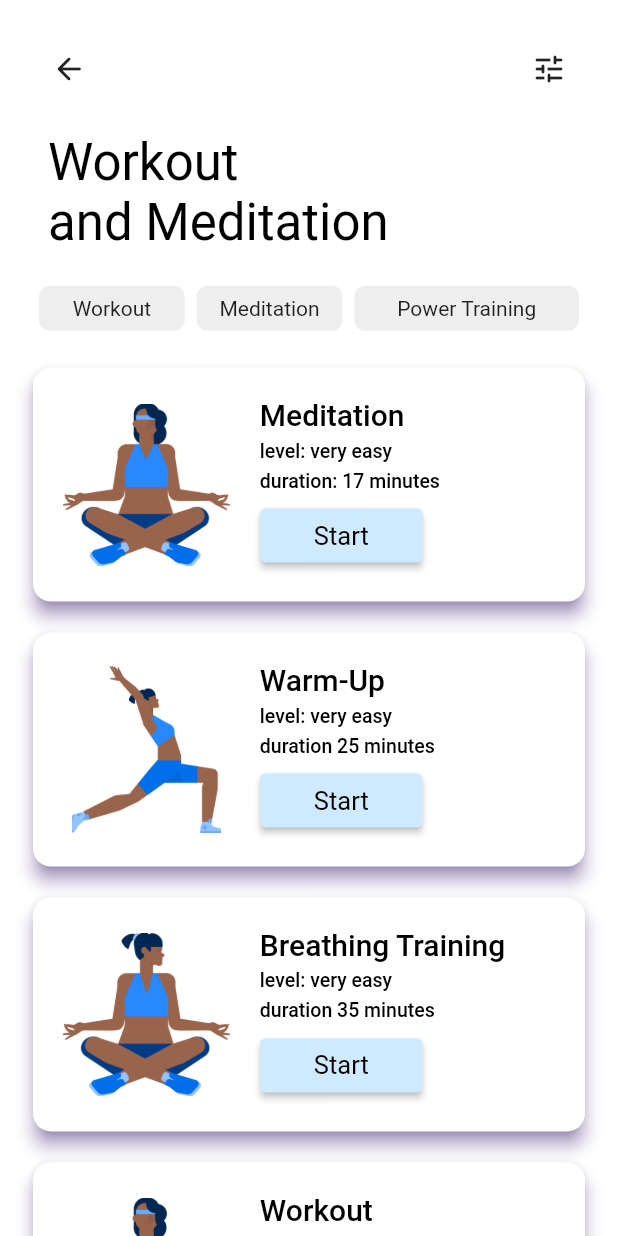
After one commit to anas3a/shoishob, a Flutter app: the WorkOutPage screen opened by its route, on a phone screen of 412 x 824 dp. The commit adds this screen. Run offline on Flutter 3.47's test engine with Material 2 defaults, Android fonts, the phone set to English and light mode, and no system bars; our stand-ins replace animated_bottom_navigation_bar, animated_text_kit, flutter_svg; missing offline and left inert: app_usage.

Commit message:
add workout_page.dart

```diff
--- a/lib/Screens/health_page2.dart
+++ b/lib/Screens/health_page2.dart
@@ -22,7 +22,6 @@ class _HealthPage2State extends State<HealthPage2> {
       for (var info in infoList) {
         sum += (info.usage.inHours);
       }
-      print(sum);
       setState(() {
         usage = sum;
       });
@@ -71,7 +70,7 @@ class _HealthPage2State extends State<HealthPage2> {
                     Spacer(),
                     IconButton(
                       onPressed: () {
-                        Navigator.pop(context);
+                        Navigator.pushNamed(context, '/workout_page');
                       },
                       icon: const Icon(Icons.self_improvement_rounded, size: 40, color: Colors.deepPurple,),
                     ),
--- /dev/null
+++ b/lib/Screens/workout_page.dart
@@ -0,0 +1,470 @@
+import 'package:flutter/material.dart';
+
+class WorkOutPage extends StatefulWidget {
+  const WorkOutPage({Key? key}) : super(key: key);
+
+  @override
+  State<WorkOutPage> createState() => _WorkOutPageState();
+}
+
+class _WorkOutPageState extends State<WorkOutPage> {
+  @override
+  Widget build(BuildContext context) {
+    var size = MediaQuery.of(context).size;
+
+    bool isOrientationLandscape() {
+      return size.width > size.height;
+    }
+
+    return Scaffold(
+      backgroundColor: Colors.white,
+      body: SingleChildScrollView(
+        child: Padding(
+          padding: const EdgeInsets.all(22.0),
+          child: SafeArea(
+            child: Column(
+              crossAxisAlignment: CrossAxisAlignment.start,
+              children: [
+                Row(
+                  children: [
+                    IconButton(
+                      onPressed: () {
+                        Navigator.pop(context);
+                      },
+                      icon: const Icon(Icons.arrow_back_rounded),
+                    ),
+                    Spacer(),
+                    IconButton(
+                      onPressed: () {},
+                      icon: const Icon(Icons.tune_rounded),
+                    ),
+                  ],
+                ),
+                SizedBox(
+                  height: !isOrientationLandscape()
+                      ? size.width * .02
+                      : size.height * .02,
+                ),
+                Padding(
+                  padding: EdgeInsets.all(10),
+                  child: Text(
+                    'Workout\nand Meditation',
+                    style: TextStyle(
+                      fontSize: 34,
+                      color: Colors.black,
+                    ),
+                  ),
+                ),
+                SizedBox(
+                  height: !isOrientationLandscape()
+                      ? size.width * .02
+                      : size.height * .02,
+                ),
+                Row(
+                  crossAxisAlignment: CrossAxisAlignment.center,
+                  children: [
+                    Expanded(
+                      flex: 2,
+                      child: Card(
+                        elevation: 0,
+                        color: const Color(0x11000000),
+                        shape: RoundedRectangleBorder(
+                          borderRadius: BorderRadius.circular(7),
+                        ),
+                        child: Padding(
+                            padding: const EdgeInsets.symmetric(
+                                horizontal: 11.0, vertical: 7),
+                            child: Center(child: Text('Workout'))),
+                      ),
+                    ),
+                    Expanded(
+                      flex: 2,
+                      child: Card(
+                        elevation: 0,
+                        color: const Color(0x11000000),
+                        shape: RoundedRectangleBorder(
+                          borderRadius: BorderRadius.circular(7),
+                        ),
+                        child: Padding(
+                            padding: const EdgeInsets.symmetric(
+                                horizontal: 11.0, vertical: 7),
+                            child: Center(child: Text('Meditation'))),
+                      ),
+                    ),
+                    Expanded(
+                      flex: 3,
+                      child: Card(
+                        elevation: 0,
+                        color: const Color(0x11000000),
+                        shape: RoundedRectangleBorder(
+                          borderRadius: BorderRadius.circular(7),
+                        ),
+                        child: Padding(
+                            padding: const EdgeInsets.symmetric(
+                                horizontal: 11.0, vertical: 7),
+                            child: Center(child: Text('Power Training'))),
+                      ),
+                    ),
+                  ],
+                ),
+                SizedBox(
+                  height: !isOrientationLandscape()
+                      ? size.width * 0.05
+                      : size.height * 0.05,
+                ),
+                Material(
+                  elevation: 5,
+                  shadowColor: Colors.deepPurple,
+                  borderRadius: BorderRadius.circular(12),
+                  color: Colors.white,
+                  child: InkWell(
+                    onTap: () {},
+                    child: Padding(
+                      padding: const EdgeInsets.all(20),
+                      child: Row(
+                        children: [
+                          Image.asset(
+                            'assets/images/image9-2.png',
+                            width: !isOrientationLandscape()
+                                ? size.width * .27
+                                : size.height * .30,
+                            height: !isOrientationLandscape()
+                                ? size.width * .27
+                                : size.height * .20,
+                          ),
+                          SizedBox(
+                            width: 20,
+                          ),
+                          Column(
+                              mainAxisAlignment: MainAxisAlignment.start,
+                              crossAxisAlignment: CrossAxisAlignment.start,
+                              children: [
+                                Text(
+                                  'Meditation',
+                                  style: TextStyle(
+                                    fontSize: 20,
+                                    fontWeight: FontWeight.w500,
+                                    color: Colors.black,
+                                  ),
+                                ),
+                                SizedBox(
+                                  height: 5,
+                                ),
+                                Text(
+                                  'level: very easy',
+                                  style: TextStyle(
+                                    fontSize: 13,
+                                    fontWeight: FontWeight.w500,
+                                    color: Colors.black,
+                                  ),
+                                ),
+                                SizedBox(
+                                  height: 5,
+                                ),
+                                Text(
+                                  'duration: 17 minutes',
+                                  style: TextStyle(
+                                    fontSize: 13,
+                                    fontWeight: FontWeight.w500,
+                                    color: Colors.black,
+                                  ),
+                                ),
+                                SizedBox(
+                                  height: 5,
+                                ),
+                                ElevatedButton(
+                                    onPressed: () {},
+                                    style: ElevatedButton.styleFrom(
+                                      backgroundColor: Color(0xFFCFEAFF),
+                                      foregroundColor: Colors.black,
+                                      textStyle: TextStyle(
+                                        fontSize: 17
+                                      )
+                                    ),
+                                    child: Padding(
+                                      padding:
+                                          EdgeInsets.symmetric(horizontal: 20),
+                                      child: Text(
+                                        'Start',
+                                      ),
+                                    ))
+                              ]),
+                        ],
+                      ),
+                    ),
+                  ),
+                ),
+                SizedBox(
+                  height: !isOrientationLandscape()
+                      ? size.width * 0.05
+                      : size.height * 0.05,
+                ),
+                Material(
+                  elevation: 5,
+                  shadowColor: Colors.deepPurple,
+                  borderRadius: BorderRadius.circular(12),
+                  color: Colors.white,
+                  child: InkWell(
+                    onTap: () {},
+                    child: Padding(
+                      padding: const EdgeInsets.all(20),
+                      child: Row(
+                        children: [
+                          Image.asset(
+                            'assets/images/image9-1.png',
+                            width: !isOrientationLandscape()
+                                ? size.width * .27
+                                : size.height * .30,
+                            height: !isOrientationLandscape()
+                                ? size.width * .27
+                                : size.height * .20,
+                          ),
+                          SizedBox(
+                            width: 20,
+                          ),
+                          Column(
+                              mainAxisAlignment: MainAxisAlignment.start,
+                              crossAxisAlignment: CrossAxisAlignment.start,
+                              children: [
+                                Text(
+                                  'Warm-Up',
+                                  style: TextStyle(
+                                    fontSize: 20,
+                                    fontWeight: FontWeight.w500,
+                                    color: Colors.black,
+                                  ),
+                                ),
+                                SizedBox(
+                                  height: 5,
+                                ),
+                                Text(
+                                  'level: very easy',
+                                  style: TextStyle(
+                                    fontSize: 13,
+                                    fontWeight: FontWeight.w500,
+                                    color: Colors.black,
+                                  ),
+                                ),
+                                SizedBox(
+                                  height: 5,
+                                ),
+                                Text(
+                                  'duration 25 minutes',
+                                  style: TextStyle(
+                                    fontSize: 13,
+                                    fontWeight: FontWeight.w500,
+                                    color: Colors.black,
+                                  ),
+                                ),
+                                SizedBox(
+                                  height: 5,
+                                ),
+                                ElevatedButton(
+                                    onPressed: () {},
+                                    style: ElevatedButton.styleFrom(
+                                        backgroundColor: Color(0xFFCFEAFF),
+                                        foregroundColor: Colors.black,
+                                        textStyle: TextStyle(
+                                            fontSize: 17
+                                        )
+                                    ),
+                                    child: Padding(
+                                      padding:
+                                      EdgeInsets.symmetric(horizontal: 20),
+                                      child: Text(
+                                        'Start',
+                                      ),
+                                    ))
+                              ]),
+                        ],
+                      ),
+                    ),
+                  ),
+                ),
+                SizedBox(
+                  height: !isOrientationLandscape()
+                      ? size.width * 0.05
+                      : size.height * 0.05,
+                ),
+                Material(
+                  elevation: 5,
+                  shadowColor: Colors.deepPurple,
+                  borderRadius: BorderRadius.circular(12),
+                  color: Colors.white,
+                  child: InkWell(
+                    onTap: () {},
+                    child: Padding(
+                      padding: const EdgeInsets.all(20),
+                      child: Row(
+                        children: [
+                          Image.asset(
+                            'assets/images/image9.png',
+                            width: !isOrientationLandscape()
+                                ? size.width * .27
+                                : size.height * .30,
+                            height: !isOrientationLandscape()
+                                ? size.width * .27
+                                : size.height * .20,
+                          ),
+                          SizedBox(
+                            width: 20,
+                          ),
+                          Column(
+                              mainAxisAlignment: MainAxisAlignment.start,
+                              crossAxisAlignment: CrossAxisAlignment.start,
+                              children: [
+                                Text(
+                                  'Breathing Training',
+                                  style: TextStyle(
+                                    fontSize: 20,
+                                    fontWeight: FontWeight.w500,
+                                    color: Colors.black,
+                                  ),
+                                ),
+                                SizedBox(
+                                  height: 5,
+                                ),
+                                Text(
+                                  'level: very easy',
+                                  style: TextStyle(
+                                    fontSize: 13,
+                                    fontWeight: FontWeight.w500,
+                                    color: Colors.black,
+                                  ),
+                                ),
+                                SizedBox(
+                                  height: 5,
+                                ),
+                                Text(
+                                  'duration 35 minutes',
+                                  style: TextStyle(
+                                    fontSize: 13,
+                                    fontWeight: FontWeight.w500,
+                                    color: Colors.black,
+                                  ),
+                                ),
+                                SizedBox(
+                                  height: 5,
+                                ),
+                                ElevatedButton(
+                                    onPressed: () {},
+                                    style: ElevatedButton.styleFrom(
+                                        backgroundColor: Color(0xFFCFEAFF),
+                                        foregroundColor: Colors.black,
+                                        textStyle: TextStyle(
+                                            fontSize: 17
+                                        )
+                                    ),
+                                    child: Padding(
+                                      padding:
+                                      EdgeInsets.symmetric(horizontal: 20),
+                                      child: Text(
+                                        'Start',
+                                      ),
+                                    ))
+                              ]),
+                        ],
+                      ),
+                    ),
+                  ),
+                ),
+                SizedBox(
+                  height: !isOrientationLandscape()
+                      ? size.width * 0.05
+                      : size.height * 0.05,
+                ),
+                Material(
+                  elevation: 5,
+                  shadowColor: Colors.deepPurple,
+                  borderRadius: BorderRadius.circular(12),
+                  color: Colors.white,
+                  child: InkWell(
+                    onTap: () {},
+                    child: Padding(
+                      padding: const EdgeInsets.all(20),
+                      child: Row(
+                        children: [
+                          Image.asset(
+                            'assets/images/image9-3.png',
+                            width: !isOrientationLandscape()
+                                ? size.width * .27
+                                : size.height * .30,
+                            height: !isOrientationLandscape()
+                                ? size.width * .27
+                                : size.height * .20,
+                          ),
+                          SizedBox(
+                            width: 20,
+                          ),
+                          Column(
+                              mainAxisAlignment: MainAxisAlignment.start,
+                              crossAxisAlignment: CrossAxisAlignment.start,
+                              children: [
+                                Text(
+                                  'Workout',
+                                  style: TextStyle(
+                                    fontSize: 20,
+                                    fontWeight: FontWeight.w500,
+                                    color: Colors.black,
+                                  ),
+                                ),
+                                SizedBox(
+                                  height: 5,
+                                ),
+                                Text(
+                                  'level: easy',
+                                  style: TextStyle(
+                                    fontSize: 13,
+                                    fontWeight: FontWeight.w500,
+                                    color: Colors.black,
+                                  ),
+                                ),
+                                SizedBox(
+                                  height: 5,
+                                ),
+                                Text(
+                                  'duration 20 minutes',
+                                  style: TextStyle(
+                                    fontSize: 13,
+                                    fontWeight: FontWeight.w500,
+                                    color: Colors.black,
+                                  ),
+                                ),
+                                SizedBox(
+                                  height: 5,
+                                ),
+                                ElevatedButton(
+                                    onPressed: () {},
+                                    style: ElevatedButton.styleFrom(
+                                        backgroundColor: Color(0xFFCFEAFF),
+                                        foregroundColor: Colors.black,
+                                        textStyle: TextStyle(
+                                            fontSize: 17
+                                        )
+                                    ),
+                                    child: Padding(
+                                      padding:
+                                      EdgeInsets.symmetric(horizontal: 20),
+                                      child: Text(
+                                        'Start',
+                                      ),
+                                    ))
+                              ]),
+                        ],
+                      ),
+                    ),
+                  ),
+                ),
+                SizedBox(
+                  height: !isOrientationLandscape()
+                      ? size.width * 0.05
+                      : size.height * 0.05,
+                ),
+              ],
+            ),
+          ),
+        ),
+      ),
+    );
+  }
+}
--- a/lib/main.dart
+++ b/lib/main.dart
@@ -5,6 +5,7 @@ import 'package:shoishob/Screens/signup_page.dart';
 import 'package:shoishob/Screens/home.dart';
 import 'package:shoishob/Screens/sports_page.dart';
 import 'package:shoishob/Screens/health_page2.dart';
+import 'package:shoishob/Screens/workout_page.dart';
 
 void main() {
   runApp(const MyApp());
@@ -29,6 +30,7 @@ class MyApp extends StatelessWidget {
         '/home': (context) => const Home(),
         '/sports_page': (context) => const SportsPage(),
         '/health_page2': (contest) => const HealthPage2(),
+        '/workout_page': (context) => const WorkOutPage(),
       },
     );
   }
```
Also changed, not shown: assets/images/image9-1.png (added), assets/images/image9-2.png (added), assets/images/image9-3.png (added), assets/images/image9.png (added).
